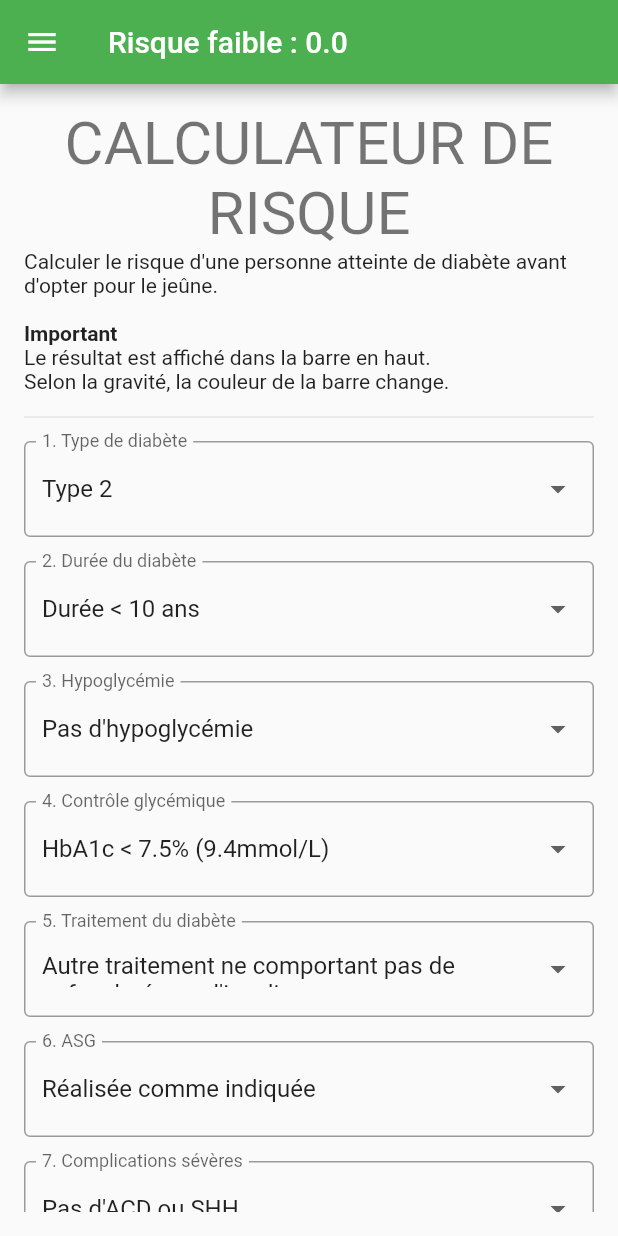
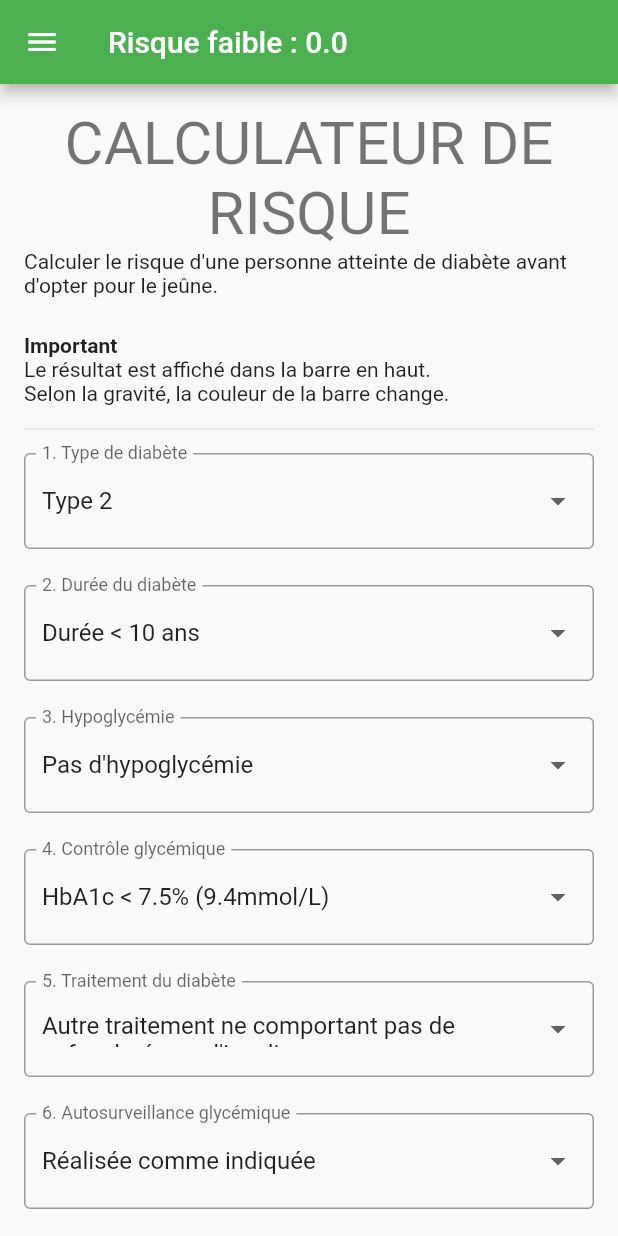
Before and after one commit to sahraouilarbi/amgm_glucare, a Flutter app: the MainScreen screen opened by its route, on a phone screen of 412 x 824 dp. Run offline on Flutter 3.47's test engine with Material 2 defaults, Android fonts, the phone set to English and light mode, and no system bars.

Commit message:
ajout de definition shh et egfr, augmenter le spacing entre dropdowns

```diff
--- a/lib/ressources/app_strings.dart
+++ b/lib/ressources/app_strings.dart
@@ -24,8 +24,9 @@ Toutes les recommandations présentées dans cette application sont tirées des
   static const String developpedForName = 'Association des Médecins Généraliste de la Wilaya de Mostaganem';
   static const String developpedForSite = 'https://www.mgmostaganem.net';
   static const String developpedForEmail = 'contact@mgmostaganem.net';
-    static const String diabetesType = 'Type de diabète';
+  static const String diabetesType = 'Type de diabète';
   static const String durationOfDiabetes = 'Durée du diabète';
+  static const String eGFRDescription = "eGFR: Débit de filtration glomérulaire estimé";
   static const String fastingHours = 'Nombre d\'heures de jeûne (selon la localisation géographique)';
   static const String frailtyAndCognitiveFunction = 'Fragilité et fonction cognitive';
   static const String glycemicControl = 'Contrôle glycémique';
@@ -40,7 +41,8 @@ Toutes les recommandations présentées dans cette application sont tirées des
   static const String reset = 'Reset';
   static const String resetText = 'Pour remettre le calculateur de risque à 0, cliquer sur le boutton Reset';
   static const String riskCalculator = 'CALCULATEUR DE RISQUE';
-  static const String smbg = 'ASG';
+  static const String smbg = 'Autosurveillance glycémique';
+  static const String shhDescription = 'SHH: Syndrome d\'hyperosmolarité hyperglycémique';
   static const String start="Commencer";
   static const String typeOfTreatment = 'Traitement du diabète';
   static const String version = 'Version';
--- a/lib/screens/main/main_screen.dart
+++ b/lib/screens/main/main_screen.dart
@@ -184,7 +184,7 @@ class _MainScreenState extends State<MainScreen> {
                 textAlign: TextAlign.center,
               ),
               const Text(AppStrings.calculateRiskOfPersone),
-              const SizedBox(height: 16.0),
+              const SizedBox(height: 24.0),
               const Text(
                 AppStrings.important,
                 style: TextStyle(
@@ -192,7 +192,7 @@ class _MainScreenState extends State<MainScreen> {
                 ),
               ),
               const Text(AppStrings.information),
-              //const SizedBox(height: 16.0),
+              //const SizedBox(height: 24.0),
               const Divider(height: 32.0),
 
 
@@ -218,7 +218,7 @@ class _MainScreenState extends State<MainScreen> {
                   });
                 },
               ),
-              const SizedBox(height: 16.0),
+              const SizedBox(height: 24.0),
               //2. Durée du Diabète
               myDropdownButtonFormField(
                   key: _durationOfDiabetesformKey,
@@ -240,7 +240,7 @@ class _MainScreenState extends State<MainScreen> {
                       _durationOfDiabetesRiskScore = double.parse(value!);
                     });
                   }),
-              const SizedBox(height: 16.0),
+              const SizedBox(height: 24.0),
 
               // // 3. Hypoglycémie
               myDropdownButtonFormField(
@@ -263,7 +263,7 @@ class _MainScreenState extends State<MainScreen> {
                       _hypoglycaemiaRiskScore = double.parse(value!);
                     });
                   }),
-              const SizedBox(height: 16.0),
+              const SizedBox(height: 24.0),
 
               // 4. Contrôle glycémique
               myDropdownButtonFormField(
@@ -286,7 +286,7 @@ class _MainScreenState extends State<MainScreen> {
                       _glycemicControlRiskScore = double.parse(value!);
                     });
                   }),
-              const SizedBox(height: 16.0),
+              const SizedBox(height: 24.0),
 
               // 5. Traitement du diabète
               myDropdownButtonFormField(
@@ -309,7 +309,7 @@ class _MainScreenState extends State<MainScreen> {
                       _typeOfTreatmentRiskScore = double.parse(value!);
                     });
                   }),
-              const SizedBox(height: 16.0),
+              const SizedBox(height: 24.0),
 
               // 6. ASG
               myDropdownButtonFormField(
@@ -331,7 +331,7 @@ class _MainScreenState extends State<MainScreen> {
                       _smbgRiskScore = double.parse(value!);
                     });
                   }),
-              const SizedBox(height: 16.0),
+              const SizedBox(height: 24.0),
 
               // 7. Complications sévères
               myDropdownButtonFormField(
@@ -354,7 +354,9 @@ class _MainScreenState extends State<MainScreen> {
                       _acuteComplicationsRiskScore = double.parse(value!);
                     });
                   }),
-              const SizedBox(height: 16.0),
+              const SizedBox(height: 4.0),
+              const Text(AppStrings.shhDescription),
+              const SizedBox(height: 24.0),
 
               // 8. Complications macrovasculaires/comorbidités
               myDropdownButtonFormField(
@@ -377,7 +379,7 @@ class _MainScreenState extends State<MainScreen> {
                       _mvdComplicationsRiskScore = double.parse(value!);
                     });
                   }),
-              const SizedBox(height: 16.0),
+              const SizedBox(height: 24.0),
 
               // 9. Complications rénales/comorbidités
               myDropdownButtonFormField(
@@ -400,7 +402,9 @@ class _MainScreenState extends State<MainScreen> {
                       _renalComplicationsRiskScore = double.parse(value!);
                     });
                   }),
-              const SizedBox(height: 16.0),
+              const SizedBox(height: 4.0),
+              const Text(AppStrings.eGFRDescription),
+              const SizedBox(height: 24.0),
 
               // 10. Grossesse
               myDropdownButtonFormField(
@@ -423,7 +427,7 @@ class _MainScreenState extends State<MainScreen> {
                       _pregnancyRiskScore = double.parse(value!);
                     });
                   }),
-              const SizedBox(height: 16.0),
+              const SizedBox(height: 24.0),
 
               // 11. Fragilité et fonction cognitive
               myDropdownButtonFormField(
@@ -448,7 +452,7 @@ class _MainScreenState extends State<MainScreen> {
                           double.parse(value!);
                     });
                   }),
-              const SizedBox(height: 16.0),
+              const SizedBox(height: 24.0),
 
               // 12. Activité physique
               myDropdownButtonFormField(
@@ -471,7 +475,7 @@ class _MainScreenState extends State<MainScreen> {
                       _physicalLabourRiskScore = double.parse(value!);
                     });
                   }),
-              const SizedBox(height: 16.0),
+              const SizedBox(height: 24.0),
 
               // 13. Expérience du Ramadan précédent
               myDropdownButtonFormField(
@@ -496,7 +500,7 @@ class _MainScreenState extends State<MainScreen> {
                           double.parse(value!);
                     });
                   }),
-              const SizedBox(height: 16.0),
+              const SizedBox(height: 24.0),
 
               // 14. Nombre d'heures de jeûne (selon la localisation géographique)
               myDropdownButtonFormField(
@@ -522,13 +526,13 @@ class _MainScreenState extends State<MainScreen> {
               const Divider(height: 32.0),
 
               const Text(AppStrings.resetText),
-              //const SizedBox(height: 16.0),
-              const SizedBox(height: 16.0),
+              //const SizedBox(height: 24.0),
+              const SizedBox(height: 24.0),
               MyButton(
                 onPressed: reset,
                 text: AppStrings.reset,
               ),
-              const SizedBox(height: 16.0),
+              const SizedBox(height: 24.0),
             ],
           ),
         ),
--- a/pubspec.yaml
+++ b/pubspec.yaml
@@ -61,6 +61,7 @@ flutter:
   # To add assets to your application, add an assets section, like this:
   assets:
     - assets/images/
+    - assets/files/
   #   - images/a_dot_ham.jpeg
 
   # An image asset can refer to one or more resolution-specific "variants", see
```
Also changed, not shown: 1 other file.
